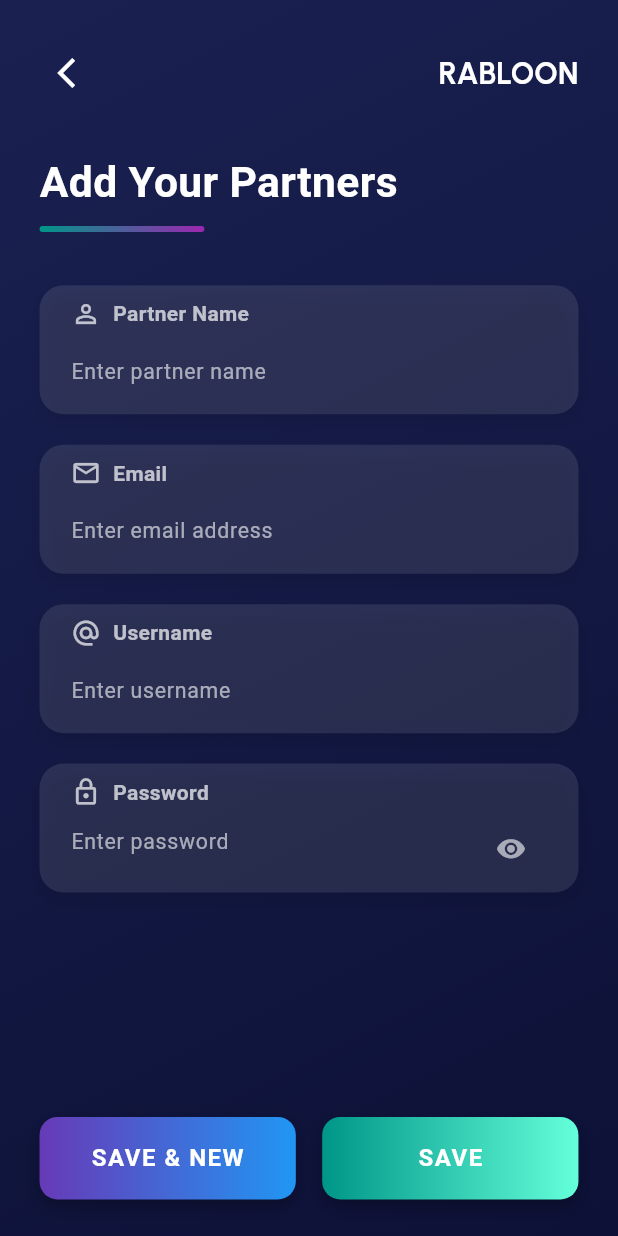
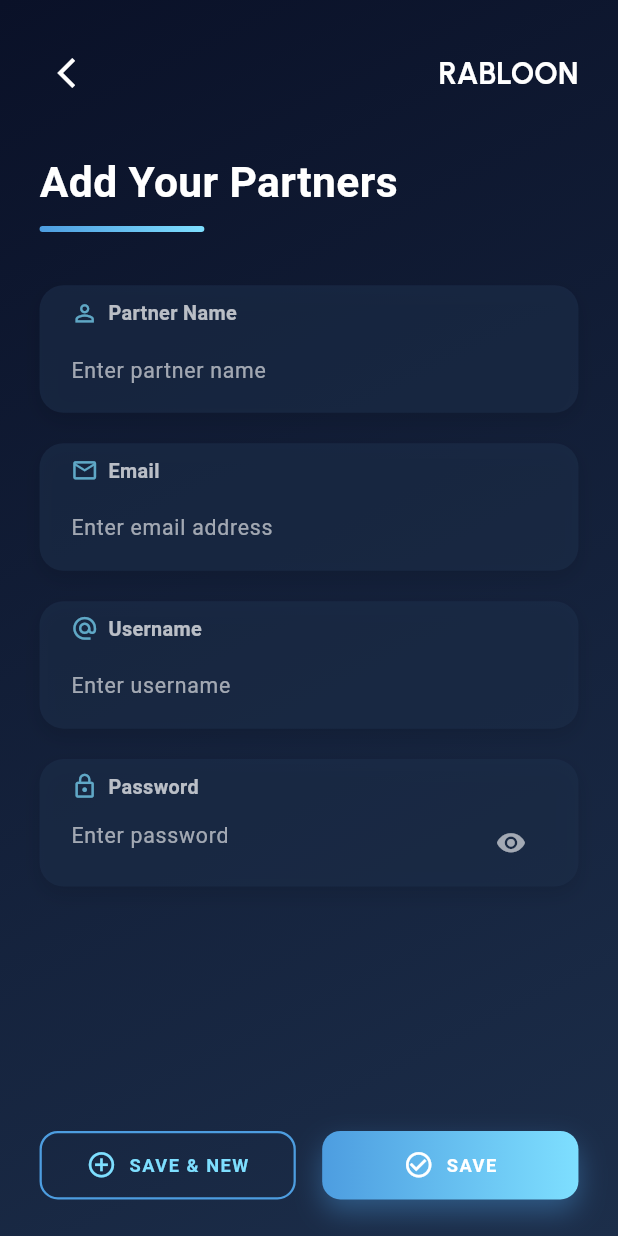
Before and after one commit to fathimathsafa/salonrabcode, a Flutter app: the PartnersAddingScreen screen opened directly, on a phone screen of 412 x 824 dp. Run offline on Flutter 3.47's test engine with Material 3 defaults, Android fonts, the phone set to English and light mode, and no system bars; our stand-ins replace flutter_screenutil, google_fonts.

Commit message:
company profile  modified

```diff
--- a/lib/presentation/owner_side/add_branches_screen/view/add_branches_screen.dart
+++ b/lib/presentation/owner_side/add_branches_screen/view/add_branches_screen.dart
@@ -6,6 +6,7 @@ import 'package:salonrabcode/core/constants/text_styles.dart';
 import 'package:salonrabcode/presentation/owner_side/branches_list_screen/controller/branch_list_screen_controller.dart';
 import 'package:salonrabcode/presentation/owner_side/branches_list_screen/view/branches_list_screen.dart';
 import '../../../../core/common/painters/background_painter.dart';
+import '../../company_profile_screen/view/company_profile_screen.dart';
 import '../controller/add_branch_screen_controller.dart';
 
 class AddBranchesScreen extends StatelessWidget {
@@ -30,7 +31,7 @@ class AddBranchesScreen extends StatelessWidget {
         backgroundColor: Colors.transparent,
         leading: IconButton(
           onPressed: () {
-            Navigator.pop(context);
+            Navigator.of(context).pushReplacement(MaterialPageRoute(builder: (context)=>CompanyProfileScreen()));
           },
           icon: Icon(
             Icons.arrow_back_ios_new,
@@ -68,9 +69,7 @@ class AddBranchesScreen extends StatelessWidget {
           // Background decoration
           Positioned.fill(
             child: CustomPaint(
-              painter: BackgroundPainter(
-
-              ),
+              painter: BackgroundPainter(),
             ),
           ),
 
--- a/lib/presentation/owner_side/bottom_navigation_screen/view/bottom_navigation_screen.dart
+++ b/lib/presentation/owner_side/bottom_navigation_screen/view/bottom_navigation_screen.dart
@@ -72,7 +72,7 @@ class OwnerBottomNavigationScreen extends StatelessWidget {
             bottomNavigationcontroller.setSelectedIndex(index);
           },
           type: BottomNavigationBarType.fixed,
-          backgroundColor: Colors.teal,
+          backgroundColor: ColorTheme.mediumBlue,
           items: List.generate(_navItems.length, (index) {
             final item = _navItems[index];
             return BottomNavigationBarItem(
--- a/lib/presentation/owner_side/company_profile_screen/controller/company_profile_screen_controller.dart
+++ b/lib/presentation/owner_side/company_profile_screen/controller/company_profile_screen_controller.dart
@@ -20,6 +20,9 @@ class CompanyProfileScreenController with ChangeNotifier {
 
   int get currentField => _currentField;
 
+  // Focus nodes for each field
+  final List<FocusNode> focusNodes = List.generate(7, (index) => FocusNode());
+
   void setCurrentField(int index) {
     _currentField = index;
     notifyListeners();
@@ -28,11 +31,11 @@ class CompanyProfileScreenController with ChangeNotifier {
   void saveField(BuildContext context, int index) {
     if (_formKey.currentState!.validate()) {
       _currentField = -1; // Reset the current field
+      focusNodes[index].unfocus(); // Un focus the current field
       notifyListeners();
       showSuccessMessage(context);
     }
   }
-
   void showSuccessMessage(BuildContext context) {
     // Show the dialog
     showDialog(
@@ -111,6 +114,9 @@ class CompanyProfileScreenController with ChangeNotifier {
     branchesController.dispose();
     mainBranchController.dispose();
     employeesController.dispose();
+    for (var node in focusNodes) {
+      node.dispose();
+    }
     super.dispose();
   }
 }
--- a/lib/presentation/owner_side/company_profile_screen/view/company_profile_screen.dart
+++ b/lib/presentation/owner_side/company_profile_screen/view/company_profile_screen.dart
@@ -59,6 +59,7 @@ class CompanyProfileScreen extends StatelessWidget {
                                   Column(
                                     children: [
                                       buildInputField(
+                                        focusNode: controller.focusNodes[0], // Pass the focus node
                                         controller: controller.nameController,
                                         label: "Company Name",
                                         icon: Icons.store,
@@ -68,6 +69,7 @@ class CompanyProfileScreen extends StatelessWidget {
                                         context: context,
                                       ),
                                       buildInputField(
+                                        focusNode: controller.focusNodes[1], // Pass the focus node
                                         controller: controller.regNumberController,
                                         label: "Company Registration Number",
                                         icon: Icons.numbers,
@@ -77,6 +79,8 @@ class CompanyProfileScreen extends StatelessWidget {
                                         context: context,
                                       ),
                                       buildInputField(
+                                        focusNode: controller.focusNodes[2], // Pass the focus node
+
                                         controller: controller.locationController,
                                         label: "Company Location",
                                         icon: Icons.location_on,
@@ -86,6 +90,8 @@ class CompanyProfileScreen extends StatelessWidget {
                                         context: context,
                                       ),
                                       buildInputField(
+                                        focusNode: controller.focusNodes[3], // Pass the focus node
+
                                         controller: controller.ownersController,
                                         label: "Number of Owners",
                                         icon: Icons.people,
@@ -96,6 +102,8 @@ class CompanyProfileScreen extends StatelessWidget {
                                         context: context,
                                       ),
                                       buildInputField(
+                                        focusNode: controller.focusNodes[4], // Pass the focus node
+
                                         controller: controller.branchesController,
                                         label: "Number of Branches",
                                         icon: Icons.account_tree,
@@ -106,6 +114,8 @@ class CompanyProfileScreen extends StatelessWidget {
                                         context: context,
                                       ),
                                       buildInputField(
+                                        focusNode: controller.focusNodes[5], // Pass the focus node
+
                                         controller: controller.mainBranchController,
                                         label: "Main Branch",
                                         icon: Icons.home_work,
@@ -115,6 +125,8 @@ class CompanyProfileScreen extends StatelessWidget {
                                         context: context,
                                       ),
                                       buildInputField(
+                                        focusNode: controller.focusNodes[6], // Pass the focus node
+
                                         controller: controller.employeesController,
                                         label: "Number of Employees",
                                         icon: Icons.groups,
@@ -257,6 +269,7 @@ class CompanyProfileScreen extends StatelessWidget {
       required int currentField,
       required VoidCallback onTap,
       required BuildContext context,
+      required FocusNode focusNode, // Add this parameter
     }) {
       bool isActive = currentField == index;
 
@@ -303,6 +316,8 @@ class CompanyProfileScreen extends StatelessWidget {
                 ] : null,
               ),
               child: TextFormField(
+                // textInputAction: TextInputAction.next,
+                focusNode: focusNode, // Assign the focus node
                 controller: controller,
                 keyboardType: isNumeric ? TextInputType.number : TextInputType.text,
                 inputFormatters: isNumeric ? [FilteringTextInputFormatter.digitsOnly] : null,
--- a/lib/presentation/owner_side/owner_profile_screen/view/owner_profile_screen.dart
+++ b/lib/presentation/owner_side/owner_profile_screen/view/owner_profile_screen.dart
@@ -63,7 +63,7 @@ class OwnerProfileScreen extends StatelessWidget {
                               children: [
                                 // Header
                                 buildHeaderSection(),
-                                SizedBox(height: 40.h),
+                                SizedBox(height: 30.h),
 
                                 // Form Fields
                                 Column(
--- a/lib/presentation/owner_side/partners_adding_screen/view/partners_adding_screen.dart
+++ b/lib/presentation/owner_side/partners_adding_screen/view/partners_adding_screen.dart
@@ -10,7 +10,7 @@ class PartnersAddingScreen extends StatelessWidget {
   Widget build(BuildContext context) {
     return Scaffold(
       resizeToAvoidBottomInset: false,
-      backgroundColor: Colors.black,
+      backgroundColor: ColorTheme.darkBlue,
       body: Consumer<PartnersAddingController>(
         builder: (context, provider, child) {
           return Stack(
@@ -22,8 +22,8 @@ class PartnersAddingScreen extends StatelessWidget {
                     begin: Alignment.topLeft,
                     end: Alignment.bottomRight,
                     colors: [
-                      Color(0xFF1A2151),
-                      Color(0xFF0D1137),
+                      ColorTheme.darkBlue,
+                      ColorTheme.mediumBlue,
                     ],
                   ),
                 ),
@@ -35,6 +35,7 @@ class PartnersAddingScreen extends StatelessWidget {
                 left: 24.w,
                 right: 24.w,
                 child: Row(
+                  // mainAxisSize: MainAxisSize.min,
                   mainAxisAlignment: MainAxisAlignment.spaceBetween,
                   children: [
                     IconButton(
@@ -77,7 +78,7 @@ class PartnersAddingScreen extends StatelessWidget {
                             height: 4.h,
                             decoration: BoxDecoration(
                               gradient: LinearGradient(
-                                colors: [Colors.teal, Colors.purple],
+                                colors: [ColorTheme.accentBlue, ColorTheme.highlightBlue],
                               ),
                               borderRadius: BorderRadius.circular(2.r),
                             ),
@@ -215,23 +216,92 @@ class PartnersAddingScreen extends StatelessWidget {
                 bottom: 24.h,
                 child: Row(
                   children: [
+                    // SAVE & NEW Button
                     Expanded(
-                      child: _buildGradientButton(
+                      child: Container(
+                        height: 45.h,
+                        decoration: BoxDecoration(
+                          border: Border.all(
+                            color: ColorTheme.accentBlue,
+                            width: 1.5,
+                          ),
+                          borderRadius: BorderRadius.circular(12.r),
+                        ),
+                        child: TextButton.icon(
+                          onPressed: () => provider.saveAndAddNew(context),
+                          icon: Icon(
+                            Icons.add_circle_outline,
+                            color: ColorTheme.highlightBlue,
+                            size: 20.sp,
+                          ),
+                          label: Text(
                             "SAVE & NEW",
-                        gradient: LinearGradient(
-                          colors: [Colors.deepPurple, Colors.blue],
+                            style: TextStyle(
+                              color: ColorTheme.highlightBlue,
+                              fontWeight: FontWeight.bold,
+                              letterSpacing: 1,
+                              fontSize: 12.sp,
                             ),
-                        onPressed: () => provider.saveAndAddNew(context),
+                          ),
+                          style: TextButton.styleFrom(
+                            backgroundColor: Colors.transparent,
+                            shape: RoundedRectangleBorder(
+                              borderRadius: BorderRadius.circular(12.r),
+                            ),
+                            padding: EdgeInsets.symmetric(horizontal: 8.w),
+                          ),
+                        ),
                       ),
                     ),
                     SizedBox(width: 16.w),
+                    // SAVE Button
                     Expanded(
-                      child: _buildGradientButton(
+                      child: Container(
+                        height: 45.h,
+                        decoration: BoxDecoration(
+                          gradient: LinearGradient(
+                            colors: [
+                              ColorTheme.accentBlue,
+                              ColorTheme.highlightBlue,
+                            ],
+                            begin: Alignment.centerLeft,
+                            end: Alignment.centerRight,
+                          ),
+                          borderRadius: BorderRadius.circular(12.r),
+                          boxShadow: [
+                            BoxShadow(
+                              color: ColorTheme.accentBlue.withOpacity(0.4),
+                              blurRadius: 15,
+                              offset: const Offset(0, 8),
+                            ),
+                          ],
+                        ),
+                        child: ElevatedButton.icon(
+                          onPressed: () => provider.savePartner(context),
+                          icon: Icon(
+                            Icons.check_circle_outline,
+                            color: Colors.white,
+                            size: 20.sp,
+                          ),
+                          label: Text(
                             "SAVE",
-                        gradient: LinearGradient(
-                          colors: [Colors.teal, Colors.tealAccent],
+                            style: TextStyle(
+                              color: Colors.white,
+                              fontWeight: FontWeight.bold,
+                              letterSpacing: 1,
+                              fontSize: 12.sp,
                             ),
-                        onPressed: () => provider.savePartner(context),
+                          ),
+                          style: ElevatedButton.styleFrom(
+                            backgroundColor: Colors.transparent,
+                            foregroundColor: Colors.white,
+                            shadowColor: Colors.transparent,
+                            shape: RoundedRectangleBorder(
+                              borderRadius: BorderRadius.circular(12.r),
+                            ),
+                            padding: EdgeInsets.symmetric(horizontal: 8.w),
+                          ),
+                        ),
                       ),
                     ),
                   ],
@@ -251,7 +321,7 @@ class PartnersAddingScreen extends StatelessWidget {
   }) {
     return Container(
       decoration: BoxDecoration(
-        color: Colors.white.withOpacity(0.1),
+        color: ColorTheme.mediumBlue.withOpacity(0.6),
         borderRadius: BorderRadius.circular(16),
         boxShadow: [
           BoxShadow(
@@ -269,15 +339,19 @@ class PartnersAddingScreen extends StatelessWidget {
             Padding(
               padding: const EdgeInsets.symmetric(horizontal: 16.0, vertical: 4.0),
               child: Row(
+                mainAxisSize: MainAxisSize.min,
                 children: [
-                  Icon(icon, color: Colors.white70, size: 20),
-                  SizedBox(width: 8),
-                  Text(
+                  Icon(icon, color: ColorTheme.highlightBlue.withOpacity(0.7), size: 18.sp),
+                  SizedBox(width: 6.w),
+                  Flexible(
+                    child: Text(
                       title,
                       style: TextStyle(
                         color: Colors.white70,
-                      fontSize: 14,
+                        fontSize: 13.sp,
                         fontWeight: FontWeight.w600,
+                      ),
+                      overflow: TextOverflow.ellipsis,
                     ),
                   ),
                 ],
@@ -292,44 +366,4 @@ class PartnersAddingScreen extends StatelessWidget {
       ),
     );
   }
-
-  Widget _buildGradientButton(
-      String text, {
-        required Gradient gradient,
-        required VoidCallback onPressed,
-      }) {
-    return Container(
-      decoration: BoxDecoration(
-        gradient: gradient,
-        borderRadius: BorderRadius.circular(12),
-        boxShadow: [
-          BoxShadow(
-            color: Colors.black.withOpacity(0.3),
-            blurRadius: 10,
-            offset: Offset(0, 5),
-          ),
-        ],
-      ),
-      child: ElevatedButton(
-        onPressed: onPressed,
-        style: ElevatedButton.styleFrom(
-          backgroundColor: Colors.transparent,
-          foregroundColor: Colors.white,
-          shadowColor: Colors.transparent,
-          padding: EdgeInsets.symmetric(vertical: 16),
-          shape: RoundedRectangleBorder(
-            borderRadius: BorderRadius.circular(12),
-          ),
-        ),
-        child: Text(
-          text,
-          style: TextStyle(
-            fontSize: 16,
-            fontWeight: FontWeight.bold,
-            letterSpacing: 1,
-          ),
-        ),
-      ),
-    );
 }
-}
```
Lines whose indentation alone changed are shown as unchanged.
